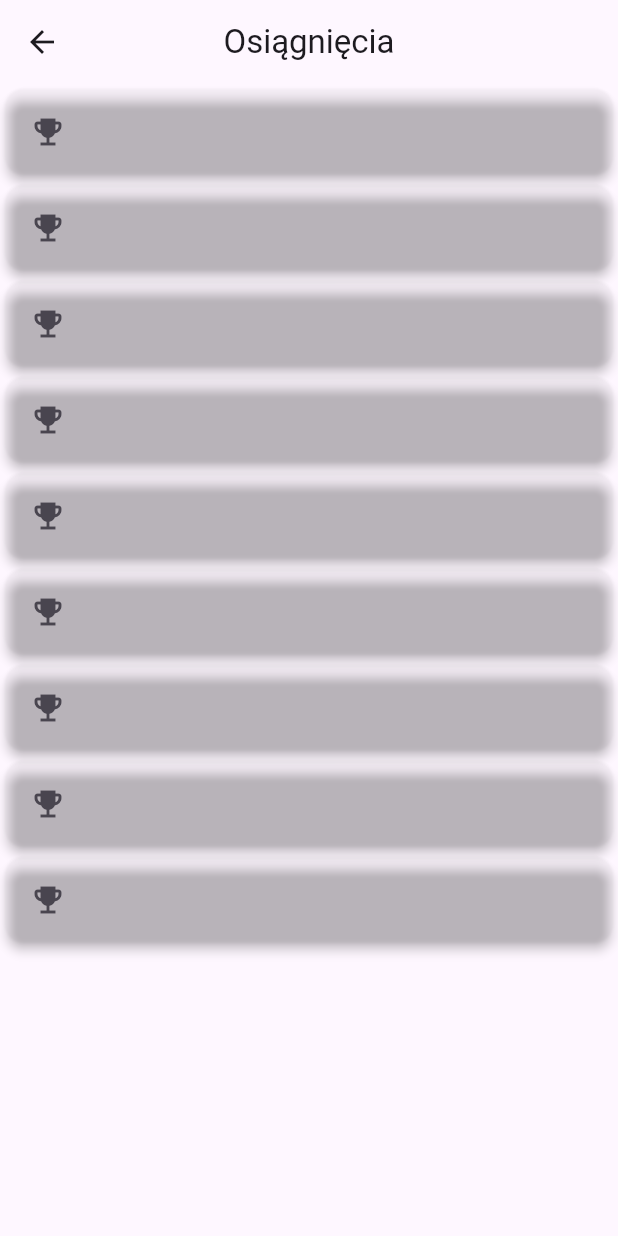
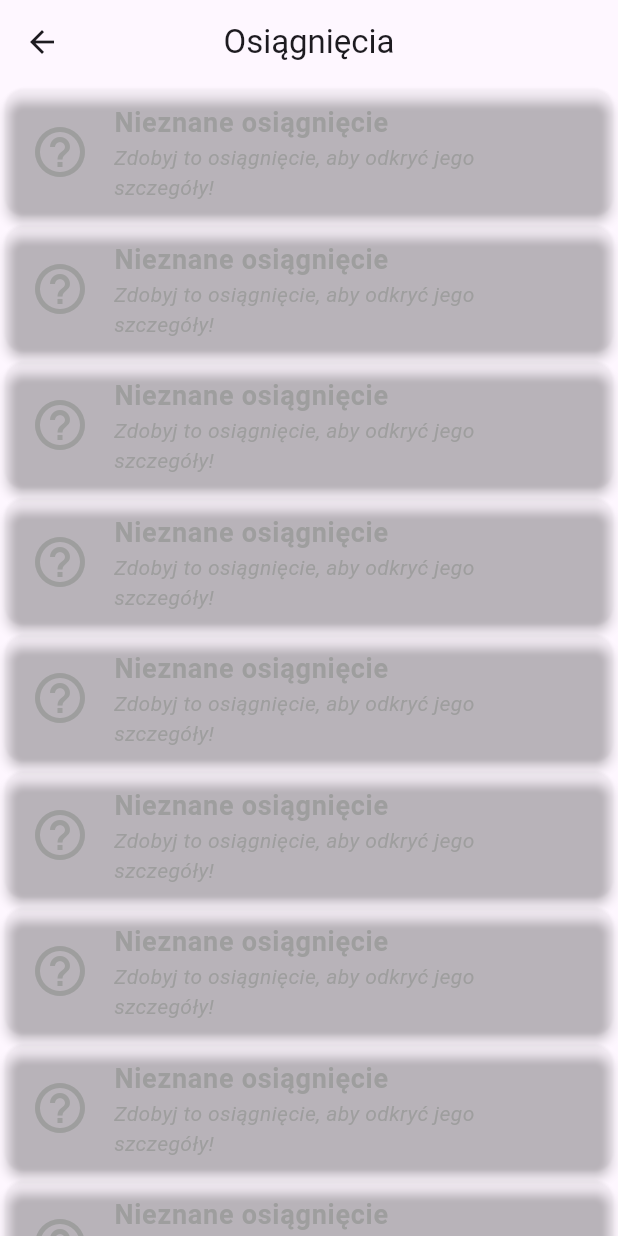
Before and after one commit to michalprog/clean_path, a Flutter app: the screen it shows after launch, in the side drawer, after a tap on "Achievements", on a phone screen of 412 x 824 dp. Run offline on Flutter 3.47's test engine with Material 3 defaults, Android fonts, the phone set to English and light mode, and no system bars; our stand-ins replace animated_text_kit, hugeicons, sqflite, stop_watch_timer; accounts and stored records are empty.

Commit message:
koniec 28.05

```diff
--- a/lib/data_types/achivement_data.dart
+++ b/lib/data_types/achivement_data.dart
@@ -56,4 +56,10 @@ List<AchievementRecord> startingAchievements = [
     description:
         '365 dni walki, wzrostu i przemiany. Jesteś przykładem siły i determinacji!',
   ),
+  AchievementRecord(
+    id: 10,
+    isAchieved: true,
+    title: 'minuta mineła',
+    description: 'testowe osiągniecie do sprawdzania.',
+  ),
 ];
--- a/lib/providers/achievment_provider.dart
+++ b/lib/providers/achievment_provider.dart
@@ -6,20 +6,29 @@ import '/enums/enums.dart';
 
 class AchievementProvider extends ChangeNotifier {
   late final DatabaseProvider databaseProvider;
-  List<AchievementRecord> allAchievements = [];
-  bool isLoading = false;
-
+  List<AchievementRecord> _achievements = [];
+  List<AchievementRecord> activeAchievements = [];
+  List<AchievementRecord> unsactiveAchievements = [];
+  List<AchievementRecord> showAchievements = [];
   AchievementProvider(this.databaseProvider);
 
-  List<AchievementRecord> get achievements => allAchievements;
+  List<AchievementRecord> get achievements => _achievements;
 
   Future<void> fetchAchievements() async {
-    isLoading = true;
-    notifyListeners();
+    _achievements = await databaseProvider.getAllAchievements();
+    notifyListeners(); // Aktualizacja widoków
+  }
 
-    allAchievements = await databaseProvider.getAllAchievements();
+  Future<void> activateAchievement(int id) async {
+    await databaseProvider.activateAchievement(id);
+    await fetchAchievements();
+  }
 
-    isLoading = false;
+  Future<void> statisticInicjalization() async {
+    await fetchAchievements();
+    activeAchievements = AchievmentUtils.getActiveRecords(_achievements);
+    unsactiveAchievements = AchievmentUtils.getUnactiveRecords(_achievements);
+    showAchievements=activeAchievements+unsactiveAchievements;
     notifyListeners();
   }
 }
--- a/lib/utils_files/achievment_utils.dart
+++ b/lib/utils_files/achievment_utils.dart
@@ -1,9 +1,17 @@
+
+
+import '../data_types/achievement_record.dart';
+
 class AchievmentUtils {
 
 
+  static List<AchievementRecord> getActiveRecords(List<AchievementRecord> records) {
+    return records.where((r) => r.isAchieved).toList();
+  }
 
-
-
+  static List<AchievementRecord> getUnactiveRecords(List<AchievementRecord> records) {
+    return records.where((r) => !r.isAchieved).toList();
+  }
 
 
 
--- a/lib/widgets/achivement_widget.dart
+++ b/lib/widgets/achivement_widget.dart
@@ -1,23 +1,45 @@
 import 'package:flutter/material.dart';
+import '../data_types/achievement_record.dart';
 
-import '../data_types/achievement_record.dart';
-class AchivementWidget extends StatelessWidget {
+class AchievementWidget extends StatelessWidget {
   final AchievementRecord record;
-  const AchivementWidget({Key? key, required this.record }): super(key: key);
+  const AchievementWidget({Key? key, required this.record}) : super(key: key);
 
   @override
   Widget build(BuildContext context) {
     return Card(
-        elevation: 3,
-        color: Colors.transparent,
-        shape: RoundedRectangleBorder(borderRadius: BorderRadius.circular(12)),
-    child: ListTile(
-      leading: Icon(Icons.emoji_events),
-
-
-    )
-
-
+      elevation: 3,
+      color: Colors.transparent,
+      shape: RoundedRectangleBorder(borderRadius: BorderRadius.circular(12)),
+      child: ListTile(
+        leading: Icon(
+          record.isAchieved ? Icons.emoji_events : Icons.help_outline, // Znak zapytania dla nieaktywnych
+          color: record.isAchieved ? Colors.amber : Colors.grey, // Kolor dla aktywnych/niedostępnych
+          size: 40,
+        ),
+        title: Text(
+          record.isAchieved ? record.title : "Nieznane osiągnięcie", // Ukrycie nazwy, jeśli nie zdobyte
+          style: TextStyle(
+            fontSize: 18,
+            fontWeight: FontWeight.bold,
+            color: record.isAchieved ? Colors.white : Colors.grey,
+          ),
+        ),
+        subtitle: Text(
+          record.isAchieved ? record.description : "Zdobyj to osiągnięcie, aby odkryć jego szczegóły!",
+          style: TextStyle(
+            fontSize: 14,
+            fontStyle: FontStyle.italic,
+            color: record.isAchieved ? Colors.white70 : Colors.grey,
+          ),
+        ),
+        trailing: record.isAchieved
+            ? Text(
+          "🎉",
+          style: TextStyle(fontSize: 30),
+        )
+            : null, // Nie pokazuj nic dla nieaktywnych
+      ),
     );
   }
 }
--- a/lib/window_widgets/acievement_view.dart
+++ b/lib/window_widgets/acievement_view.dart
@@ -30,7 +30,7 @@ class AchievementView extends StatelessWidget {
                     itemCount: achievementProvider.achievements.length,
                     itemBuilder: (context, index) {
                       final record = achievementProvider.achievements[index];
-                      return AchivementWidget(record: record);
+                      return AchievementWidget(record: record);
                     },
                   );
                 }
```
